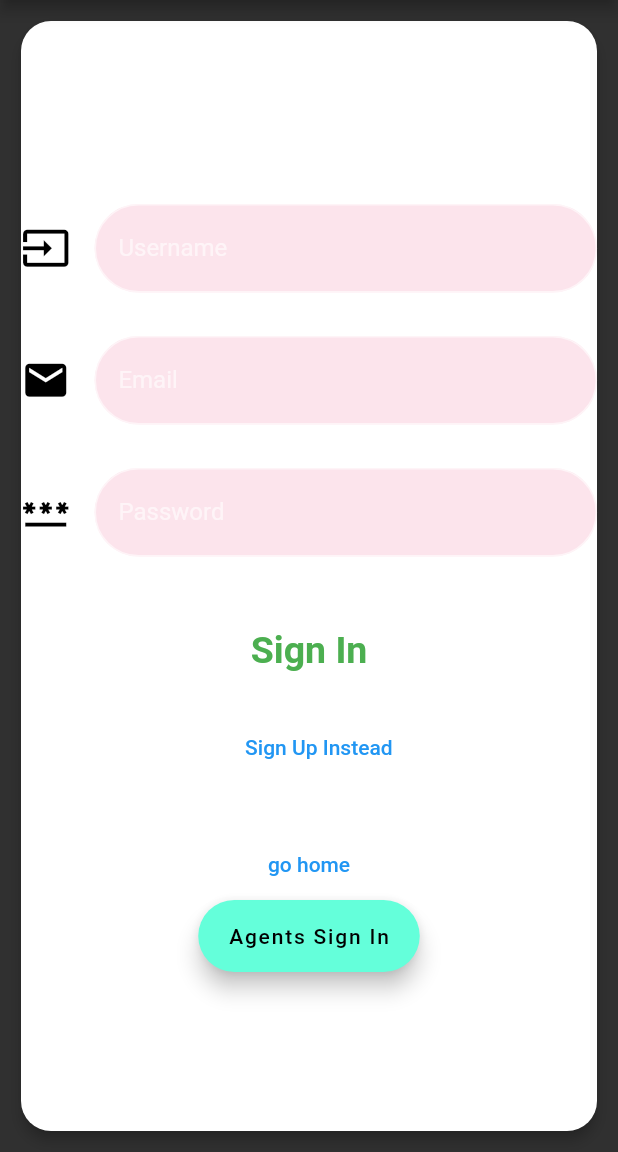
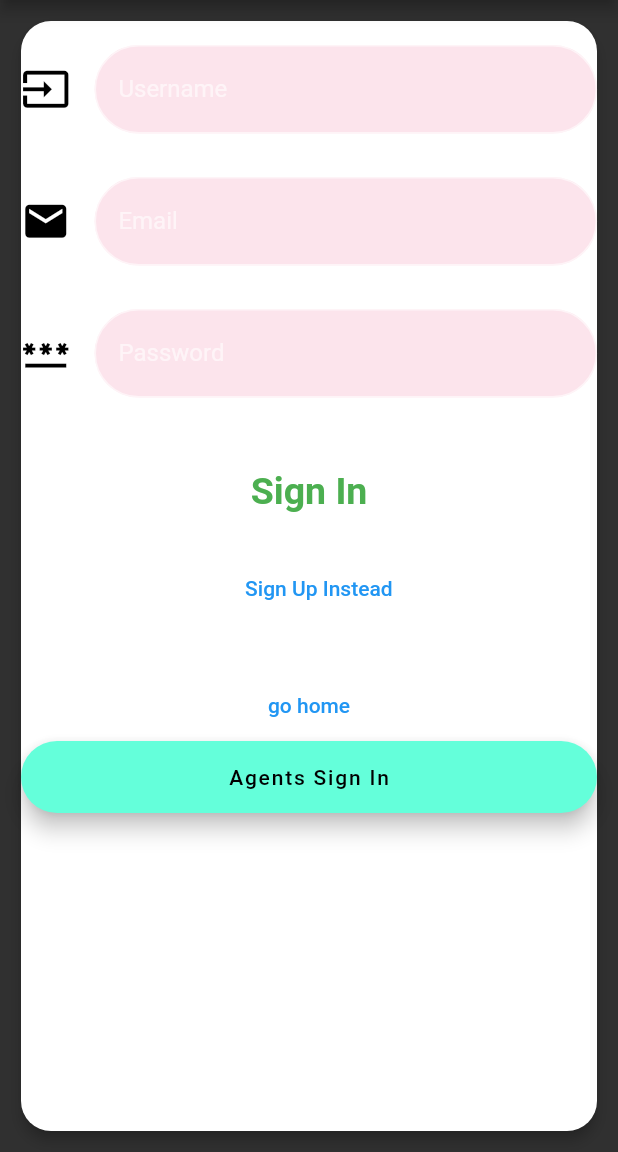
Before and after one commit to Edward-kwabena-Twumasi/Flutterer, a Flutter app: the screen it shows after launch, on a phone screen of 412 x 824 dp, the part 84-1236 px from its top. Run offline on Flutter 3.47's test engine with Material 2 defaults, Android fonts, the phone set to English and light mode, and no system bars; our stand-ins replace cloud_firestore, firebase_auth, firebase_core; missing offline and left inert: dart:html, dart:js; accounts and stored records are empty.

Commit message:
gh branch

```diff
--- a/lib/components/applicationwidgets.dart
+++ b/lib/components/applicationwidgets.dart
@@ -99,6 +99,8 @@ Widget niceChips(
   String text,
 ) {
   return ActionChip(
+    labelPadding: EdgeInsets.all(5),
+    backgroundColor: Colors.amberAccent,
     label: Text(text),
     avatar: Icon(icondata),
     onPressed: () {},
--- a/lib/main.dart
+++ b/lib/main.dart
@@ -107,7 +107,7 @@ class MyApp extends StatelessWidget {
         ),
         body: Center(
           child: Container(
-            height: 920,
+            height: 900,
             margin: EdgeInsets.all(10),
             decoration: BoxDecoration(borderRadius: BorderRadius.circular(30)),
             width: 500,
@@ -117,8 +117,8 @@ class MyApp extends StatelessWidget {
               elevation: 3.6,
               color: Colors.white,
               child: Consumer<UserState>(
-                builder: (context, value, child) => Column(
-                  mainAxisAlignment: MainAxisAlignment.center,
+                builder: (context, value, child) => ListView(
+                  physics: ScrollPhysics(),
                   children: [
                     MyForm(),
                     FloatingActionButton.extended(
```
Also changed, not shown: lib/screens/homepage.dart (+48 -22 lines).
